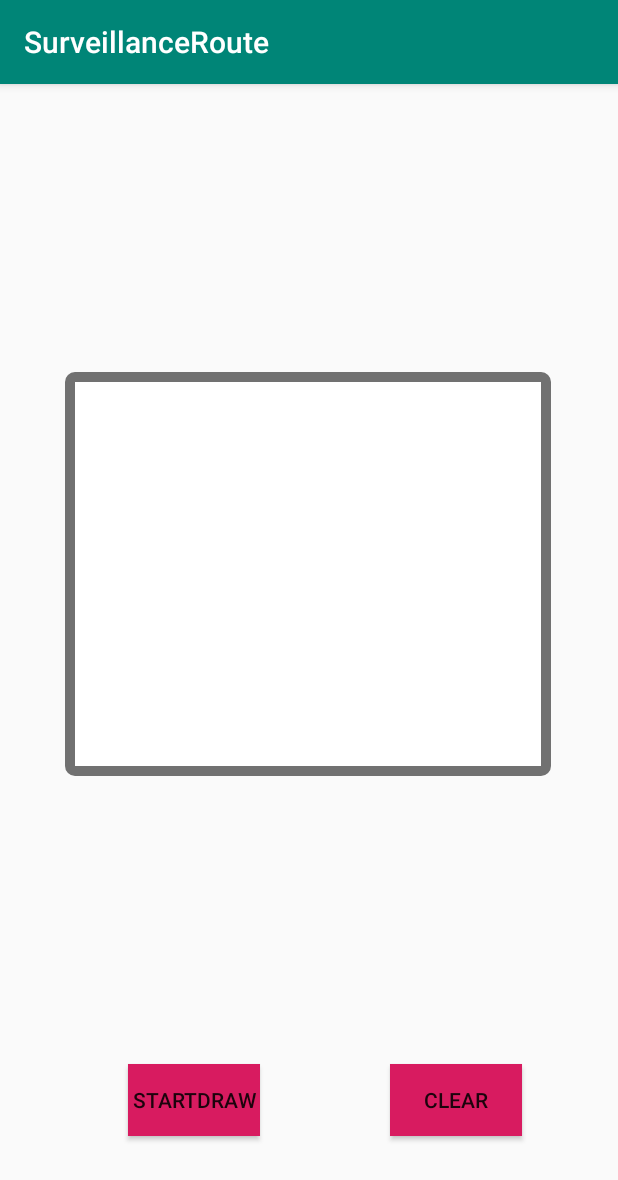
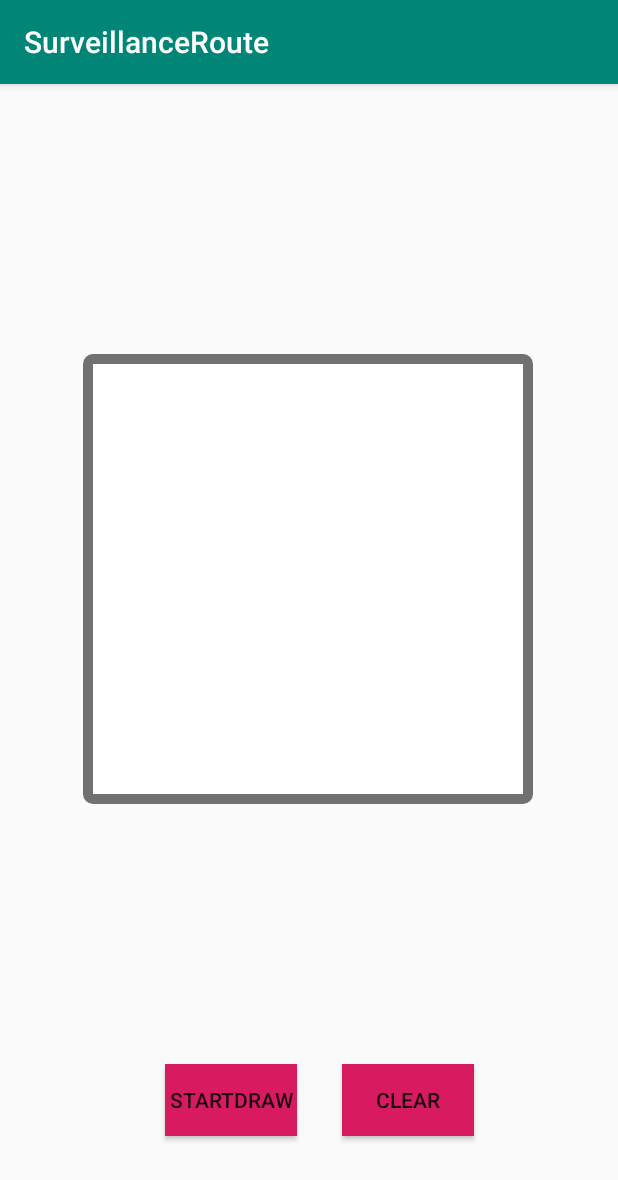
Before and after one commit to DIT112-V19/group-05, an Android app: the fragment DrawFragment placed in its activity, on a phone screen of 412 x 824 dp. Shown: the top 1180 px of the screen. Run offline under Robolectric (Android 15) with nearby library versions, the phone set to English and light mode, and no system bars.

Commit message:
Subject: Add storage of coordinates
List to store X,Y coordinates of drawing
Change style of drawing
Change size of canvas to 600 x 600

```diff
--- a/android/app/src/main/java/com/example/hajken/CanvasView.java
+++ b/android/app/src/main/java/com/example/hajken/CanvasView.java
@@ -11,6 +11,8 @@ import android.util.Log;
 import android.view.MotionEvent;
 import android.view.View;
 
+import java.util.ArrayList;
+
 import static com.example.hajken.Bluetooth.TAG;
 
 public class CanvasView extends View {
@@ -22,7 +24,10 @@ public class CanvasView extends View {
     private Path mPath;
     private Paint mPaint;
     private float mX,mY;
+    private static final int ZERO = 0;
     private static final float TOLERANCE = 5; /// ???????
+    ArrayList<Float> listOfXCoordinates = new ArrayList<>();
+    ArrayList<Float> listOfYCoordinates = new ArrayList<>();
     Context context;
 
 
@@ -37,14 +42,17 @@ public class CanvasView extends View {
         mPaint.setColor(Color.BLACK);
         mPaint.setStyle(Paint.Style.STROKE);
         mPaint.setStrokeJoin(Paint.Join.ROUND);
-        mPaint.setStrokeWidth(4f);
+        mPaint.setStrokeWidth(10f);
 
         setDrawingCacheEnabled(true);
     }
 
     @Override
-    protected void onSizeChanged(int w, int h, int oldw, int oldh){
-        super.onSizeChanged(w,h,oldw,oldh);
+    protected void onSizeChanged(int w, int h, int oldW, int oldH){
+        super.onSizeChanged(w,h,oldW,oldH);
+
+        this.width = w;
+        this.height = h;
 
         mBitmap = Bitmap.createBitmap(w,h,Bitmap.Config.ARGB_8888);
         mCanvas = new Canvas(mBitmap);
@@ -70,14 +78,14 @@ public class CanvasView extends View {
         }
     }
 
+    private void upTouch(){
+        mPath.lineTo(mX,mY);
+        Log.d(TAG, "upTouch: "+"X:"+mX+"Y:"+mY);
+    }
+
     public void clearCanvas(){
         mPath.reset();
         invalidate();
-    }
-
-    private void upTouch(){
-        mPath.lineTo(mX,mY);
-        Log.d(TAG, "upTouch: "+"X:"+mX+"Y:"+mY);
     }
 
     @Override
@@ -87,15 +95,28 @@ public class CanvasView extends View {
 
         switch (event.getAction()){
             case MotionEvent.ACTION_DOWN :
-                mPath.reset();
+
+                //Reset/clear canvas and lists of coordinates
+                clearCanvas();
+                listOfXCoordinates.clear();
+                listOfYCoordinates.clear();
+
                 startTouch(x,y);
+                listOfXCoordinates.add(x);
+                listOfYCoordinates.add(y);
                 invalidate();
                 break;
         }
 
         switch (event.getAction()){
             case MotionEvent.ACTION_MOVE :
+                //if (x > width || x < ZERO || y > height || y < ZERO){
+                  //  event.setAction(MotionEvent.ACTION_UP); // not the most beautiful solution :)
+                    //break;
+                //}
                 moveTouch(x,y);
+                listOfXCoordinates.add(x);
+                listOfYCoordinates.add(y);
                 invalidate();
                 break;
         }
@@ -103,17 +124,15 @@ public class CanvasView extends View {
         switch (event.getAction()){
             case MotionEvent.ACTION_UP :
                 upTouch();
+                listOfXCoordinates.add(x);
+                listOfYCoordinates.add(y);
                 invalidate();
-                printDrawing();
                 break;
         }
         return true;
     }
 
-    public void printDrawing(){
-        Bitmap toBePrinted = getDrawingCache();
-
-        Log.d(TAG, "printDrawing: "+toBePrinted.toString());
+    public void coordinateHandling(ArrayList<Float> x, ArrayList<Float> y){
     }
 
     @Override
--- a/android/app/src/main/java/com/example/hajken/CollectionFragment.java
+++ b/android/app/src/main/java/com/example/hajken/CollectionFragment.java
@@ -94,7 +94,7 @@ public class CollectionFragment extends Fragment implements View.OnClickListener
         //Inflates the collFragment
         View view = inflater.inflate(R.layout.fragment_collection,container,false);
 
-        //Creates the buttons, list and image of the collFragment
+        //Creates the buttons, listOfXCoordinates and image of the collFragment
         stopVehicleButton = view.findViewById(R.id.stop_vehicle_button);
         circle = view.findViewById(R.id.circle_symbol);
         square = view.findViewById(R.id.square_symbol);
--- a/android/app/src/main/java/com/example/hajken/GatewayFragment.java
+++ b/android/app/src/main/java/com/example/hajken/GatewayFragment.java
@@ -32,7 +32,7 @@ public class GatewayFragment extends Fragment implements View.OnClickListener {
     public View onCreateView(@NonNull LayoutInflater inflater, @Nullable ViewGroup container, @Nullable Bundle savedInstanceState) {
         View view = inflater.inflate(R.layout.fragment_gateway,container,false);
 
-        //Creates the buttons, list and image of the collFragment
+        //Creates the buttons, listOfXCoordinates and image of the collFragment
         collectionButton = view.findViewById(R.id.collection_button);
         drawButton = view.findViewById(R.id.draw_button);
         vehicleSymbol = view.findViewById(R.id.vehicle_symbol);
--- a/android/app/src/main/java/com/example/hajken/ScanFragment.java
+++ b/android/app/src/main/java/com/example/hajken/ScanFragment.java
@@ -52,7 +52,7 @@ public class ScanFragment extends Fragment implements View.OnClickListener{
     public View onCreateView(@NonNull LayoutInflater inflater, @Nullable ViewGroup container, @Nullable Bundle savedInstanceState){
         View view = inflater.inflate(R.layout.fragment_scan,container,false);
 
-        //Creates the buttons, list and image of the collFragment
+        //Creates the buttons, listOfXCoordinates and image of the collFragment
         scanButton = view.findViewById(R.id.scan_button);
         pairButton = view.findViewById(R.id.pair_button);
         unpairButton = view.findViewById(R.id.unpair_button);
--- a/android/app/src/main/res/layout/fragment_draw.xml
+++ b/android/app/src/main/res/layout/fragment_draw.xml
@@ -11,6 +11,7 @@
         android:id="@+id/start_draw_button"
         android:layout_width="wrap_content"
         android:layout_height="wrap_content"
+        android:layout_marginStart="88dp"
         android:layout_marginTop="8dp"
         android:layout_marginEnd="8dp"
         android:layout_marginBottom="8dp"
@@ -18,7 +19,6 @@
         android:text="@string/start_draw_button"
         app:layout_constraintBottom_toBottomOf="parent"
         app:layout_constraintEnd_toStartOf="@+id/clear_draw_button"
-        app:layout_constraintHorizontal_bias="0.522"
         app:layout_constraintStart_toStartOf="parent"
         app:layout_constraintTop_toTopOf="parent"
         app:layout_constraintVertical_bias="0.917" />
@@ -28,7 +28,7 @@
         android:layout_width="wrap_content"
         android:layout_height="wrap_content"
         android:layout_marginTop="8dp"
-        android:layout_marginEnd="64dp"
+        android:layout_marginEnd="96dp"
         android:layout_marginBottom="8dp"
         android:background="@color/button_active"
         android:text="@string/clear_draw_button"
@@ -39,14 +39,14 @@
 
     <com.example.hajken.CanvasView
         android:id="@+id/canvasView"
-        android:layout_width="324dp"
-        android:layout_height="269dp"
+        android:layout_width="300dp"
+        android:layout_height="300dp"
         android:layout_marginStart="8dp"
         android:layout_marginTop="8dp"
         android:layout_marginEnd="8dp"
         android:layout_marginBottom="8dp"
         android:background="@drawable/device_list"
-        android:onClick="clearCanvas"
+        android:padding="10dp"
         app:layout_constraintBottom_toBottomOf="parent"
         app:layout_constraintEnd_toEndOf="parent"
         app:layout_constraintHorizontal_bias="0.492"
```
Also changed, not shown: android/app/src/main/java/com/example/hajken/DrawFragment.java (+2 -5 lines).
